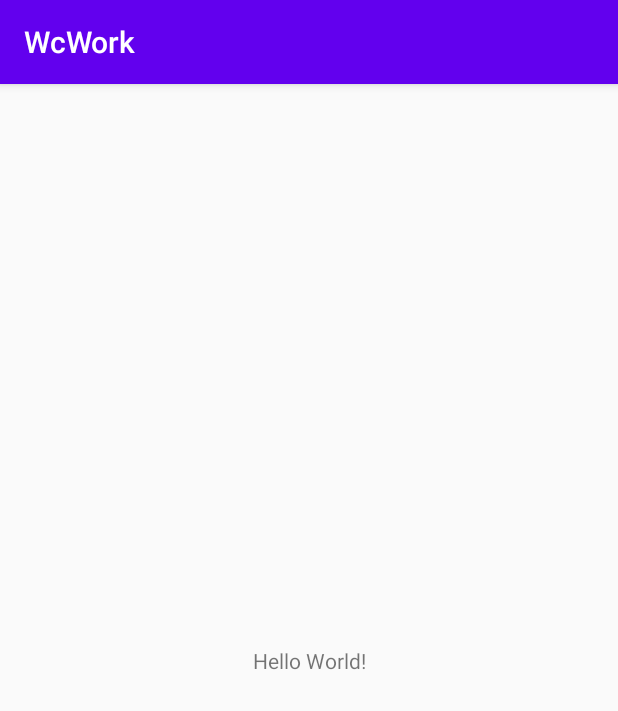
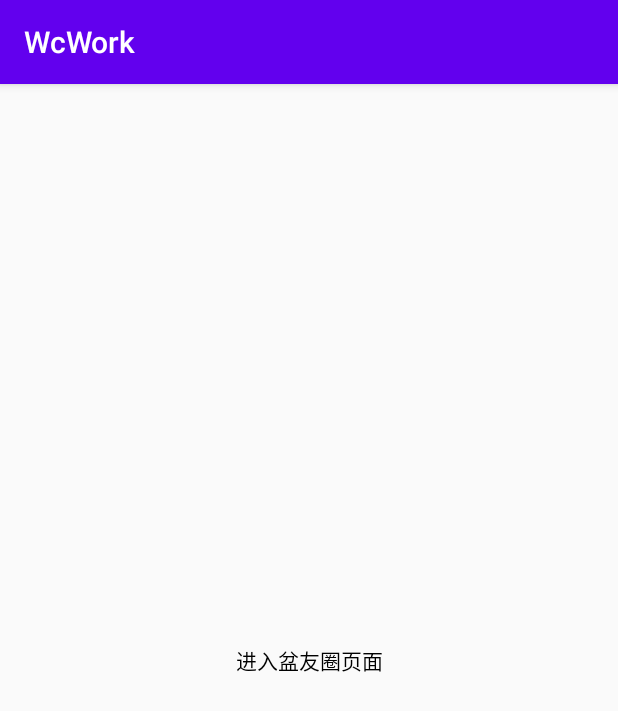
Before and after one commit to sirslh/wcwork, an Android app: the screen it shows after launch (MainActivity), on a phone screen of 412 x 824 dp. Shown: the top 711 px of the screen. Run offline under Robolectric (Android 15) with nearby library versions, the phone set to English and light mode, and no system bars.

Commit message:
提交盆友圈页面

```diff
--- a/app/build.gradle
+++ b/app/build.gradle
@@ -34,4 +34,5 @@ dependencies {
     testImplementation 'junit:junit:4.12'
     androidTestImplementation 'androidx.test.ext:junit:1.1.2'
     androidTestImplementation 'androidx.test.espresso:espresso-core:3.3.0'
+    implementation "androidx.recyclerview:recyclerview:1.1.0"
 }
--- a/app/src/main/AndroidManifest.xml
+++ b/app/src/main/AndroidManifest.xml
@@ -9,6 +9,7 @@
         android:roundIcon="@mipmap/ic_launcher_round"
         android:supportsRtl="true"
         android:theme="@style/AppTheme">
+        <activity android:name=".FriendsCircleActivity"></activity>
         <activity android:name=".MainActivity">
             <intent-filter>
                 <action android:name="android.intent.action.MAIN" />
--- a/app/src/main/java/com/liuhao/wcwork/MainActivity.kt
+++ b/app/src/main/java/com/liuhao/wcwork/MainActivity.kt
@@ -2,11 +2,17 @@ package com.liuhao.wcwork
 
 import androidx.appcompat.app.AppCompatActivity
 import android.os.Bundle
+import android.widget.TextView
+import com.liuhao.wcwork.common.startActivity
 
 class MainActivity : AppCompatActivity() {
 
     override fun onCreate(savedInstanceState: Bundle?) {
         super.onCreate(savedInstanceState)
         setContentView(R.layout.activity_main)
+
+        findViewById<TextView>(R.id.tv_go_btn).setOnClickListener {
+            startActivity<FriendsCircleActivity>()
+        }
     }
 }
--- a/app/src/main/res/layout/activity_main.xml
+++ b/app/src/main/res/layout/activity_main.xml
@@ -7,9 +7,12 @@
     tools:context=".MainActivity">
 
     <TextView
-        android:layout_width="wrap_content"
-        android:layout_height="wrap_content"
-        android:text="Hello World!"
+        android:id="@+id/tv_go_btn"
+        android:layout_width="300dp"
+        android:layout_height="50dp"
+        android:gravity="center"
+        android:text="进入盆友圈页面"
+        android:textColor="#000"
         app:layout_constraintBottom_toBottomOf="parent"
         app:layout_constraintLeft_toLeftOf="parent"
         app:layout_constraintRight_toRightOf="parent"
```
Also changed, not shown: app/src/main/java/com/liuhao/wcwork/FriendsCircleActivity.kt (added, +12 -0 lines), app/src/main/res/layout/activity_friends_circle.xml (added, +9 -0 lines), gradle/wrapper/gradle-wrapper.properties.
